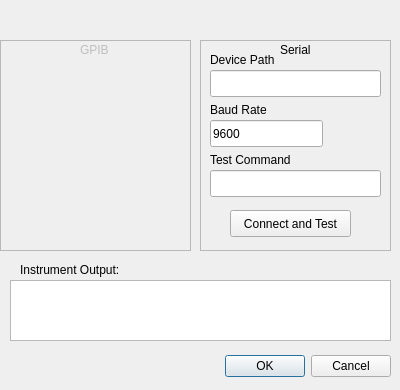
Before: the Qt Designer form MagnetSupply/SerialConnect.ui in ucd-squidlab/DAQ-Development, drawn with Qt 5.
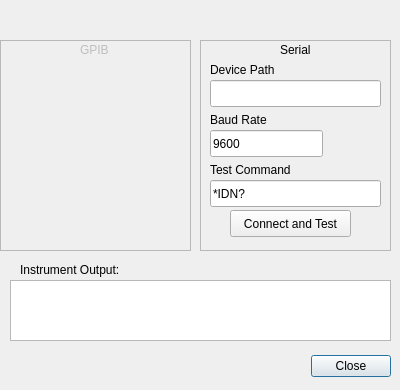
After: the same form once the commit is applied.

```diff
--- a/MagnetSupply/SerialConnect.ui
+++ b/MagnetSupply/SerialConnect.ui
@@ -26,7 +26,7 @@
     <enum>Qt::Horizontal</enum>
    </property>
    <property name="standardButtons">
-    <set>QDialogButtonBox::Cancel|QDialogButtonBox::Ok</set>
+    <set>QDialogButtonBox::Close</set>
    </property>
   </widget>
   <widget class="QFrame" name="GPIB">
@@ -93,7 +93,7 @@
     <property name="geometry">
      <rect>
       <x>10</x>
-      <y>30</y>
+      <y>40</y>
       <width>171</width>
       <height>27</height>
      </rect>
@@ -103,7 +103,7 @@
     <property name="geometry">
      <rect>
       <x>10</x>
-      <y>10</y>
+      <y>20</y>
       <width>81</width>
       <height>19</height>
      </rect>
@@ -116,7 +116,7 @@
     <property name="geometry">
      <rect>
       <x>10</x>
-      <y>60</y>
+      <y>70</y>
       <width>71</width>
       <height>19</height>
      </rect>
@@ -129,7 +129,7 @@
     <property name="geometry">
      <rect>
       <x>10</x>
-      <y>110</y>
+      <y>120</y>
       <width>151</width>
       <height>19</height>
      </rect>
@@ -142,7 +142,7 @@
     <property name="geometry">
      <rect>
       <x>10</x>
-      <y>80</y>
+      <y>90</y>
       <width>113</width>
       <height>27</height>
      </rect>
@@ -155,11 +155,14 @@
     <property name="geometry">
      <rect>
       <x>10</x>
-      <y>130</y>
+      <y>140</y>
       <width>171</width>
       <height>27</height>
      </rect>
     </property>
+    <property name="text">
+     <string>*IDN?</string>
+    </property>
    </widget>
    <widget class="QPushButton" name="pushButton">
     <property name="geometry">
```
Left out of the diff: 16 changed lines with no effect on the pictures.
